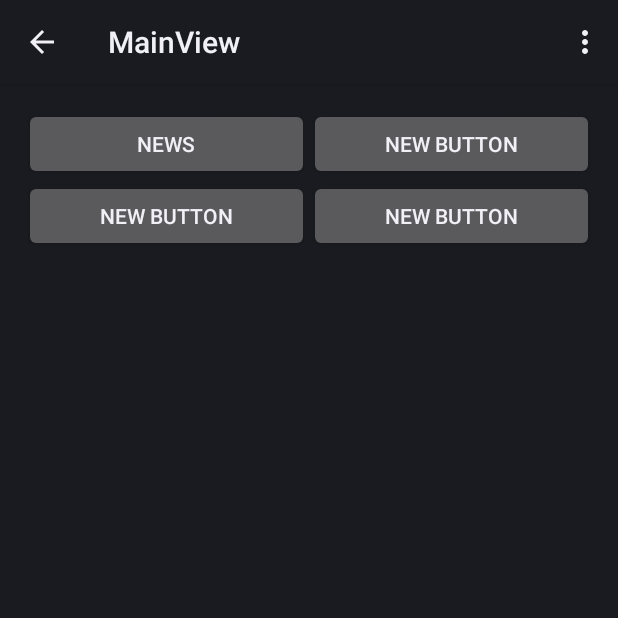
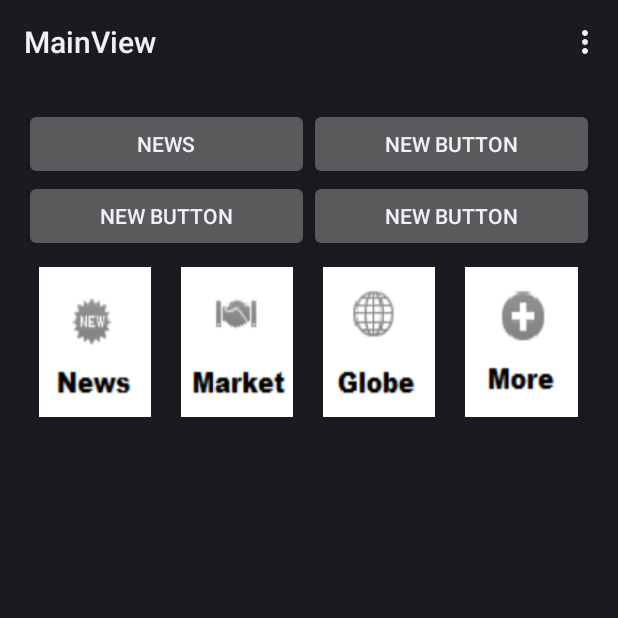
Before and after one commit to Josef123456/SEG-DataViz, an Android app: the screen it shows after launch (MainViewActivity), on a phone screen of 412 x 824 dp, the top half of it. Run offline under Robolectric (Android 15) with nearby library versions, the phone set to English and light mode, and no system bars.

Commit message:
Added the GUI Button Thing

```diff
--- a/app/src/main/AndroidManifest.xml
+++ b/app/src/main/AndroidManifest.xml
@@ -30,10 +30,7 @@
         <activity
             android:name="com.team1_k.project.seg.dataviz.MainViewActivity"
             android:label="@string/title_activity_main_view"
-            android:parentActivityName="com.team1_k.project.seg.dataviz.MainActivity" >
-            <meta-data
-                android:name="android.support.PARENT_ACTIVITY"
-                android:value="com.team1_k.project.seg.dataviz.MainActivity" />
+             >
         </activity>
         <activity
             android:name="com.team1_k.project.seg.dataviz.NewsActivity"
--- a/app/src/main/java/com/team1_k/project/seg/dataviz/NewsActivity.java
+++ b/app/src/main/java/com/team1_k/project/seg/dataviz/NewsActivity.java
@@ -1,5 +1,6 @@
 package com.team1_k.project.seg.dataviz;
 
+import android.annotation.SuppressLint;
 import android.app.Activity;
 import android.app.Fragment;
 import android.content.Intent;
@@ -54,6 +55,7 @@ public class NewsActivity extends Activity {
         return super.onOptionsItemSelected(item);
     }
 
+   @SuppressLint("ValidFragment")
    public class RssFragment extends Fragment implements AdapterView.OnItemClickListener {
 
         private ProgressBar progressBar;
--- a/app/src/main/res/layout/activity_main_view.xml
+++ b/app/src/main/res/layout/activity_main_view.xml
@@ -45,4 +45,47 @@
                 android:text="New Button"
                 android:id="@+id/button4" android:layout_weight="0.15"/>
     </LinearLayout>
+
+    <LinearLayout
+            android:orientation="horizontal"
+            android:layout_width="fill_parent"
+            android:layout_height="match_parent"
+            android:layout_weight="6"
+            android:layout_below="@id/linear2"
+            android:layout_alignParentBottom="true"
+            android:layout_centerHorizontal="true"
+            >
+        <ImageButton
+                android:layout_width="wrap_content"
+                android:layout_height="100dp"
+                android:id="@+id/Investor"
+                android:background="@drawable/news"
+                android:layout_weight="0.8"
+                android:layout_margin="10dp"
+                android:onClick="NewInvestorActivity" />
+        <ImageButton
+                android:layout_width="wrap_content"
+                android:layout_height="100dp"
+                android:id="@+id/Student"
+                android:background="@drawable/market"
+                android:layout_weight="0.8"
+
+                android:layout_margin="10dp" />
+        <ImageButton
+                android:layout_width="wrap_content"
+                android:layout_height="100dp"
+                android:id="@+id/Others"
+                android:background="@drawable/world"
+                android:layout_weight="0.8"
+
+                android:layout_margin="10dp" />
+        <ImageButton
+                android:layout_width="wrap_content"
+                android:layout_height="100dp"
+                android:id="@+id/admin"
+                android:background="@drawable/more"
+                android:layout_weight="0.8"
+
+                android:layout_margin="10dp" />
+    </LinearLayout>
 </RelativeLayout>
```
Also changed, not shown: app/src/main/res/drawable/background.jpg (added), app/src/main/res/drawable/market.png (added), app/src/main/res/drawable/more.png (added), app/src/main/res/drawable/news.png (added), app/src/main/res/drawable/world.png (added), app/src/main/res/drawable/worldmap.jpg (added).
